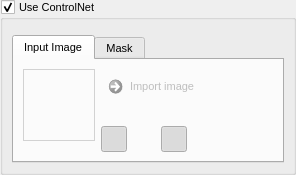
Qt form src/airunner/widgets/controlnet_settings/templates/controlnet_settings.ui (Capsize-Games/airunner) before a commit.
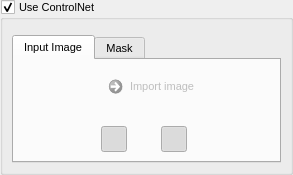
The same form after that commit. Icons and pictures are not drawn. Custom widgets are drawn as their Qt base class.

Commit message: input image and controlnet settings widget overhaul

Patch:
```diff
--- a/src/airunner/widgets/controlnet_settings/templates/controlnet_settings.ui
+++ b/src/airunner/widgets/controlnet_settings/templates/controlnet_settings.ui
@@ -6,7 +6,7 @@
    <rect>
     <x>0</x>
     <y>0</y>
-    <width>296</width>
+    <width>293</width>
     <height>175</height>
    </rect>
   </property>
@@ -149,43 +149,27 @@
              <item row="0" column="0">
               <layout class="QVBoxLayout" name="verticalLayout_2">
                <item>
-                <widget class="QLabel" name="image_thumbnail">
+                <widget class="QPushButton" name="image_thumbnail">
                  <property name="minimumSize">
                   <size>
                    <width>72</width>
                    <height>72</height>
                   </size>
                  </property>
-                 <property name="maximumSize">
-                  <size>
-                   <width>72</width>
-                   <height>72</height>
-                  </size>
-                 </property>
-                 <property name="cursor">
-                  <cursorShape>PointingHandCursor</cursorShape>
-                 </property>
                  <property name="styleSheet">
-                  <string notr="true">border: 1px solid #d2d2d2; border-radius: 0;</string>
+                  <string notr="true">border-radius: 0;</string>
                  </property>
                  <property name="text">
                   <string/>
                  </property>
+                 <property name="iconSize">
+                  <size>
+                   <width>72</width>
+                   <height>72</height>
+                  </size>
+                 </property>
                 </widget>
                </item>
-               <item>
-                <spacer name="verticalSpacer_3">
-                 <property name="orientation">
-                  <enum>Qt::Vertical</enum>
-                 </property>
-                 <property name="sizeHint" stdset="0">
-                  <size>
-                   <width>20</width>
-                   <height>40</height>
-                  </size>
-                 </property>
-                </spacer>
-               </item>
               </layout>
              </item>
              <item row="0" column="1">
@@ -733,6 +717,14 @@
    </item>
   </layout>
  </widget>
+ <customwidgets>
+  <customwidget>
+   <class>SliderWidget</class>
+   <extends>QWidget</extends>
+   <header>airunner/widgets/slider/slider_widget</header>
+   <container>1</container>
+  </customwidget>
+ </customwidgets>
  <resources>
   <include location="../../../resources.qrc"/>
  </resources>
```
Left out of the diff: 334 changed lines with no effect on the pictures. The commit also changes 17 other files.
